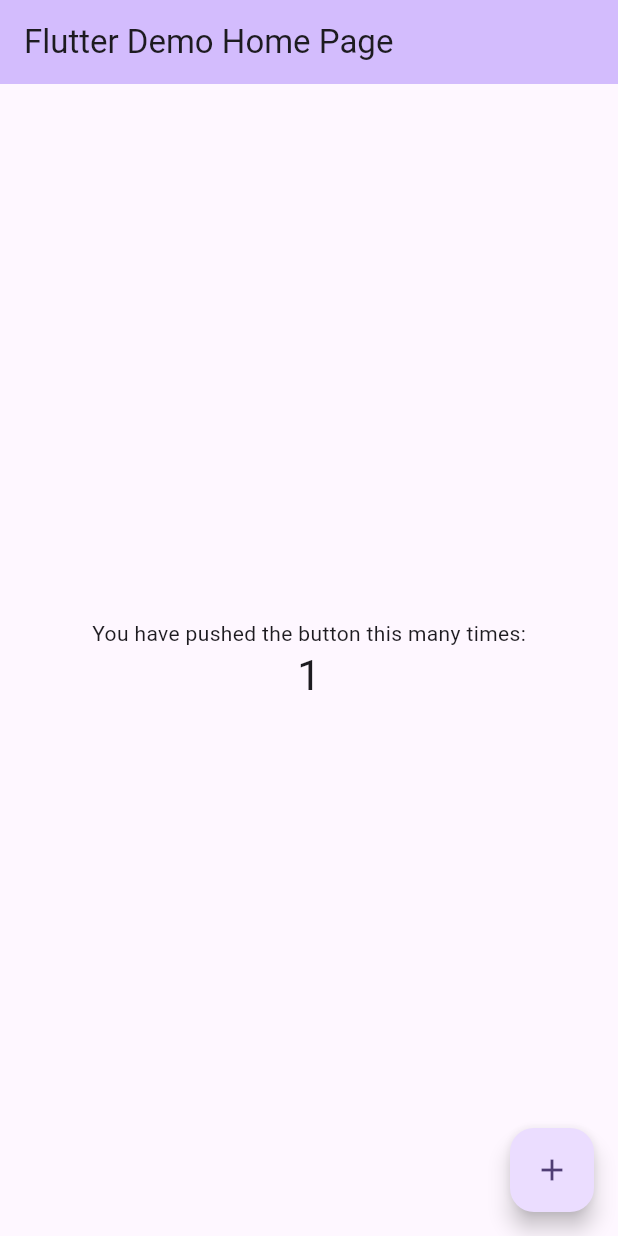
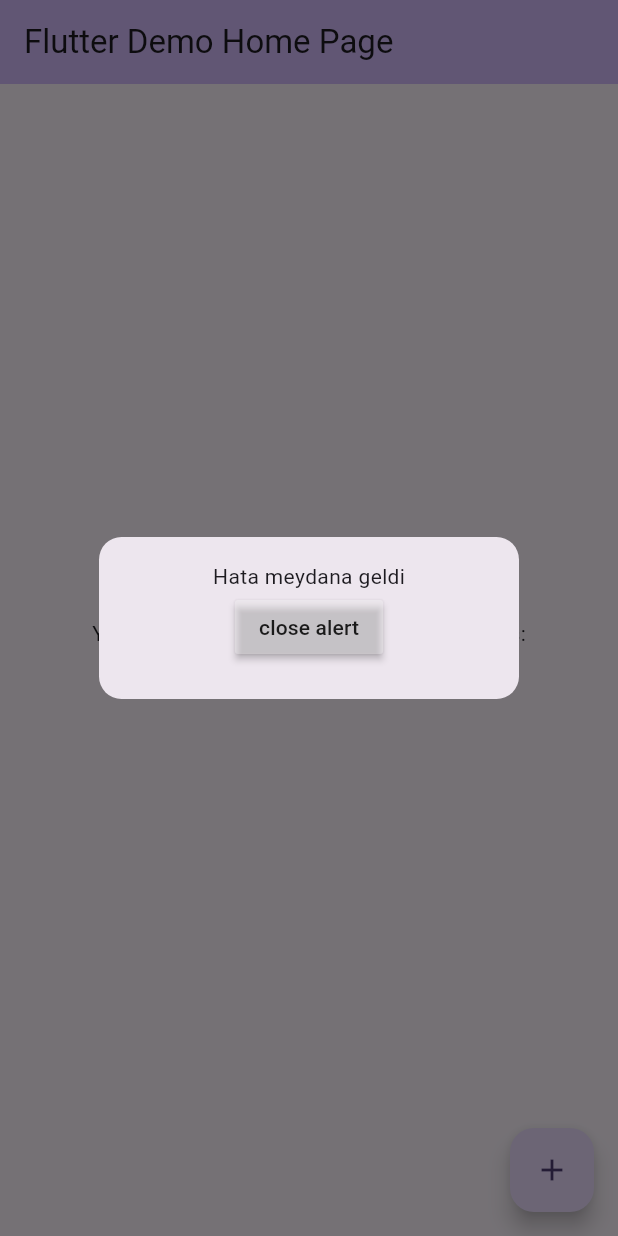
Before and after one commit to brkaksu/beautiful_alert_dialog, a Flutter app: the screen it shows after launch, after a tap on the "add" icon, on a phone screen of 412 x 824 dp. Run offline on Flutter 3.47's test engine with Material 3 defaults, Android fonts, the phone set to English and light mode, and no system bars.

Commit message:
package updated, comment messages added

```diff
--- a/example/lib/main.dart
+++ b/example/lib/main.dart
@@ -1,3 +1,4 @@
+import 'package:beatiful_alert_dialog/beatiful_alert_dialog.dart';
 import 'package:flutter/material.dart';
 
 void main() {
@@ -7,27 +8,11 @@ void main() {
 class MyApp extends StatelessWidget {
   const MyApp({super.key});
 
-  // This widget is the root of your application.
   @override
   Widget build(BuildContext context) {
     return MaterialApp(
       title: 'Flutter Demo',
       theme: ThemeData(
-        // This is the theme of your application.
-        //
-        // TRY THIS: Try running your application with "flutter run". You'll see
-        // the application has a purple toolbar. Then, without quitting the app,
-        // try changing the seedColor in the colorScheme below to Colors.green
-        // and then invoke "hot reload" (save your changes or press the "hot
-        // reload" button in a Flutter-supported IDE, or press "r" if you used
-        // the command line to start the app).
-        //
-        // Notice that the counter didn't reset back to zero; the application
-        // state is not lost during the reload. To reset the state, use hot
-        // restart instead.
-        //
-        // This works for code too, not just values: Most code changes can be
-        // tested with just a hot reload.
         colorScheme: ColorScheme.fromSeed(seedColor: Colors.deepPurple),
         useMaterial3: true,
       ),
@@ -39,15 +24,6 @@ class MyApp extends StatelessWidget {
 class MyHomePage extends StatefulWidget {
   const MyHomePage({super.key, required this.title});
 
-  // This widget is the home page of your application. It is stateful, meaning
-  // that it has a State object (defined below) that contains fields that affect
-  // how it looks.
-
-  // This class is the configuration for the state. It holds the values (in this
-  // case the title) provided by the parent (in this case the App widget) and
-  // used by the build method of the State. Fields in a Widget subclass are
-  // always marked "final".
-
   final String title;
 
   @override
@@ -55,61 +31,26 @@ class MyHomePage extends StatefulWidget {
 }
 
 class _MyHomePageState extends State<MyHomePage> {
-  int _counter = 0;
-
   void _incrementCounter() {
-    setState(() {
-      // This call to setState tells the Flutter framework that something has
-      // changed in this State, which causes it to rerun the build method below
-      // so that the display can reflect the updated values. If we changed
-      // _counter without calling setState(), then the build method would not be
-      // called again, and so nothing would appear to happen.
-      _counter++;
-    });
+    CustomAlertBox.showCustomAlertBox(context: context, willDisplayWidget: const Text("Hata meydana geldi"));
   }
 
   @override
   Widget build(BuildContext context) {
-    // This method is rerun every time setState is called, for instance as done
-    // by the _incrementCounter method above.
-    //
-    // The Flutter framework has been optimized to make rerunning build methods
-    // fast, so that you can just rebuild anything that needs updating rather
-    // than having to individually change instances of widgets.
     return Scaffold(
       appBar: AppBar(
-        // TRY THIS: Try changing the color here to a specific color (to
-        // Colors.amber, perhaps?) and trigger a hot reload to see the AppBar
-        // change color while the other colors stay the same.
         backgroundColor: Theme.of(context).colorScheme.inversePrimary,
-        // Here we take the value from the MyHomePage object that was created by
-        // the App.build method, and use it to set our appbar title.
         title: Text(widget.title),
       ),
       body: Center(
-        // Center is a layout widget. It takes a single child and positions it
-        // in the middle of the parent.
         child: Column(
-          // Column is also a layout widget. It takes a list of children and
-          // arranges them vertically. By default, it sizes itself to fit its
-          // children horizontally, and tries to be as tall as its parent.
-          //
-          // Column has various properties to control how it sizes itself and
-          // how it positions its children. Here we use mainAxisAlignment to
-          // center the children vertically; the main axis here is the vertical
-          // axis because Columns are vertical (the cross axis would be
-          // horizontal).
-          //
-          // TRY THIS: Invoke "debug painting" (choose the "Toggle Debug Paint"
-          // action in the IDE, or press "p" in the console), to see the
-          // wireframe for each widget.
           mainAxisAlignment: MainAxisAlignment.center,
           children: <Widget>[
             const Text(
               'You have pushed the button this many times:',
             ),
             Text(
-              '$_counter',
+              'Hello World',
               style: Theme.of(context).textTheme.headlineMedium,
             ),
           ],
@@ -119,7 +60,7 @@ class _MyHomePageState extends State<MyHomePage> {
         onPressed: _incrementCounter,
         tooltip: 'Increment',
         child: const Icon(Icons.add),
-      ), // This trailing comma makes auto-formatting nicer for build methods.
+      ),
     );
   }
 }
--- a/lib/beatiful_alert_dialog.dart
+++ b/lib/beatiful_alert_dialog.dart
@@ -5,7 +5,9 @@ import 'package:flutter/material.dart';
 class CustomAlertBox {
   /// Bu şekilde döküman yorumları oluşturabilirsiniz kullanan kişiler için faydalı olur.
   static Future showCustomAlertBox({
+    ///context baglam icin gereklidir.
     required BuildContext context,
+    ///will display widget bir widget alir ve ekranda butonun ustunde gorunecek olan widgetdir.
     required Widget willDisplayWidget,
   }) {
     assert(context != null, "context is null!!");
```
Also changed, not shown: example/pubspec.yaml (+4 -4 lines), example/pubspec.lock.
